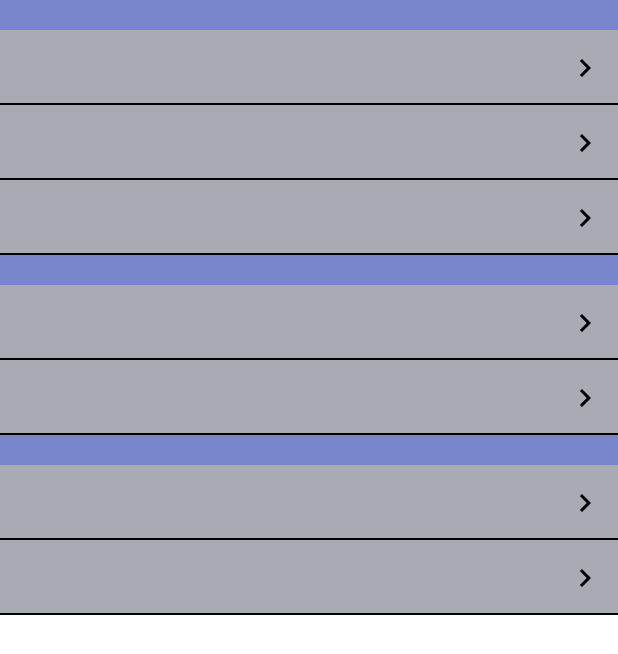
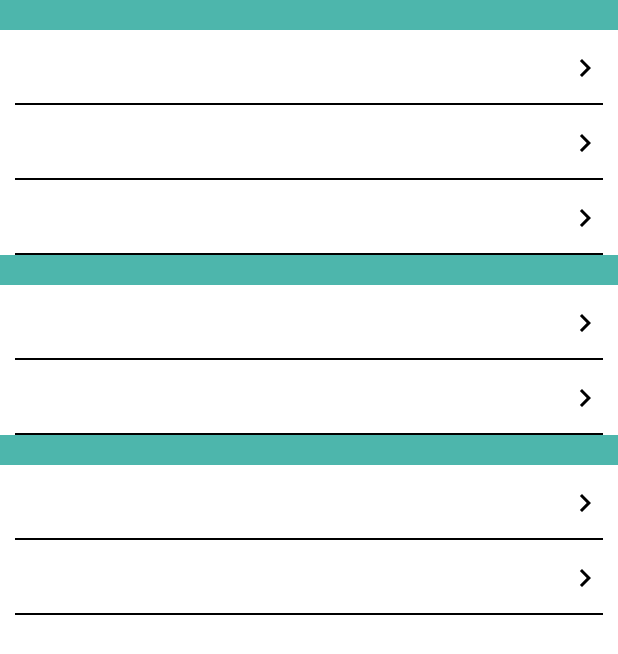
Before and after one commit to choihyunsung/Museum, an Android app: the fragment DrawerMenuFragment shown on its own in the app's theme, on a phone screen of 412 x 824 dp. Shown: the top 654 px of the screen. Run offline under Robolectric (Android 15) with nearby library versions, the phone set to English and light mode, and no system bars; our stand-ins replace data binding; 12 statements that could not run were skipped.

Commit message:
STYLE : 기존 스타일 구조 변경 (Common -> 하위 color 단위)

```diff
--- a/app/src/main/res/layout/include_menu_content.xml
+++ b/app/src/main/res/layout/include_menu_content.xml
@@ -20,18 +20,19 @@
             name="isDiv"
             type="Boolean"
             android:value="false" />
+
     </data>
 
     <androidx.constraintlayout.widget.ConstraintLayout
         android:id="@+id/rootView"
-        style="@style/view_style_menu_content">
+        style="@style/view_style_menu_content"
+        >
 
         <TextView
             android:id="@+id/title"
             style="@style/text_style_small_text_black"
             android:layout_width="0dp"
             android:layout_height="match_parent"
-            android:layout_marginStart="10dp"
             android:text="@{title}"
             app:layout_constraintEnd_toStartOf="@id/right_icon"
             app:layout_constraintStart_toStartOf="parent" />
@@ -40,7 +41,6 @@
             android:id="@+id/right_icon"
             android:layout_width="wrap_content"
             android:layout_height="wrap_content"
-            android:layout_marginEnd="10dp"
             app:layout_constraintBottom_toBottomOf="parent"
             app:layout_constraintEnd_toEndOf="parent"
             app:layout_constraintTop_toTopOf="parent"
--- a/app/src/main/res/layout/include_menu_sub_title.xml
+++ b/app/src/main/res/layout/include_menu_sub_title.xml
@@ -19,7 +19,6 @@
             style="@style/text_style_small_text_white"
             android:layout_width="match_parent"
             android:layout_height="match_parent"
-            android:layout_marginStart="5dp"
             android:text="@{title}"
             tools:text="SubTitle"
             app:layout_constraintBottom_toBottomOf="parent"
--- a/app/src/main/res/values/strings.xml
+++ b/app/src/main/res/values/strings.xml
@@ -2,6 +2,12 @@
     <!--Title-->
     <string name="app_name">모두의 도감</string>
     <string name="menu_text">메뉴</string>
+    <!--Drawer Menu Title-->
+    <string name="user_text">사용자</string>
+    <string name="profile_text">프로필</string>
+    <string name="preferences_text">환경설정</string>
+    <string name="default_text">기본 설정</string>
+    <!--Drawer Menu Title-->
     <!--Title-->
 
     <!--Button-->
--- a/app/src/main/res/values/style_text.xml
+++ b/app/src/main/res/values/style_text.xml
@@ -1,5 +1,6 @@
 <?xml version="1.0" encoding="utf-8"?>
 <resources>
+    <!--Tutorial Text Style-->
     <style name="text_style_tutorial_main_title">
         <item name="android:textStyle">bold</item>
         <item name="android:textSize">30dp</item>
@@ -22,42 +23,49 @@
         <item name="android:textStyle">bold</item>
         <item name="android:textColor">@color/black</item>
     </style>
+    <!--Tutorial Count Text Style-->
+    <style name="text_style_base_tutorial_count">
+        <item name="android:textSize">20dp</item>
+        <item name="android:gravity">center</item>
+        <item name="fontFamily">@font/dunggeunmo</item>
+        <item name="android:textStyle">bold</item>
+    </style>
 
-    <style name="text_style_small_text_black">
+    <style name="text_style_tutorial_count_black" parent="text_style_base_tutorial_count">
+        <item name="android:textColor">@color/black</item>
+    </style>
+    <!--Tutorial Count Text Style-->
+    <!--Tutorial Text Style-->
+
+    <!-- Small Text Style -->
+    <style name="text_style_base_small_text">
         <item name="android:textSize">10dp</item>
-        <item name="android:textColor">@color/black</item>
         <item name="android:gravity">left|center_vertical</item>
         <item name="fontFamily">@font/dunggeunmo</item>
     </style>
 
-    <style name="text_style_small_text_white">
-        <item name="android:textSize">10dp</item>
-        <item name="android:textColor">@color/white</item>
-        <item name="android:gravity">left|center_vertical</item>
-        <item name="fontFamily">@font/dunggeunmo</item>
-        <item name="android:textStyle">bold</item>
+    <style name="text_style_small_text_black" parent="text_style_base_small_text">
+        <item name="android:textColor">@color/black</item>
     </style>
 
-    <style name="text_style_medium_text_black">
+    <style name="text_style_small_text_white" parent="text_style_base_small_text">
+        <item name="android:textColor">@color/white</item>
+    </style>
+    <!-- Small Text Style -->
+
+    <!-- Medium Text Style -->
+    <style name="text_style_base_medium_text">
         <item name="android:textSize">20dp</item>
-        <item name="android:textColor">@color/black</item>
         <item name="android:gravity">left|center_vertical</item>
         <item name="fontFamily">@font/dunggeunmo</item>
     </style>
 
-    <style name="text_style_medium_text_white">
-        <item name="android:textSize">20dp</item>
-        <item name="android:textColor">@color/white</item>
-        <item name="android:gravity">left|center_vertical</item>
-        <item name="fontFamily">@font/dunggeunmo</item>
-        <item name="android:textStyle">bold</item>
+    <style name="text_style_medium_text_black" parent="text_style_base_medium_text">
+        <item name="android:textColor">@color/black</item>
     </style>
 
-    <style name="text_style_tutorial_count_black">
-        <item name="android:textSize">20dp</item>
-        <item name="android:textColor">@color/black</item>
-        <item name="android:gravity">center</item>
-        <item name="fontFamily">@font/dunggeunmo</item>
-        <item name="android:textStyle">bold</item>
+    <style name="text_style_medium_text_white" parent="text_style_base_medium_text">
+        <item name="android:textColor">@color/white</item>
     </style>
+    <!-- Medium Text Style -->
 </resources>
--- a/app/src/main/res/values/style_view.xml
+++ b/app/src/main/res/values/style_view.xml
@@ -10,13 +10,17 @@
     <style name="view_style_menu_title">
         <item name="android:layout_width">match_parent</item>
         <item name="android:layout_height">20dp</item>
-        <item name="android:background">#7986CB</item>
+        <item name="android:paddingStart">5dp</item>
+        <item name="android:paddingEnd">5dp</item>
+        <item name="android:background">#4DB6AC</item>
     </style>
 
     <style name="view_style_menu_content">
         <item name="android:layout_width">match_parent</item>
         <item name="android:layout_height">50dp</item>
-        <item name="android:background">#A8AAB4</item>
+        <item name="android:paddingStart">10dp</item>
+        <item name="android:paddingEnd">10dp</item>
+        <item name="android:background">#FFFFFF</item>
     </style>
 
     <style name="view_style_div">
```
